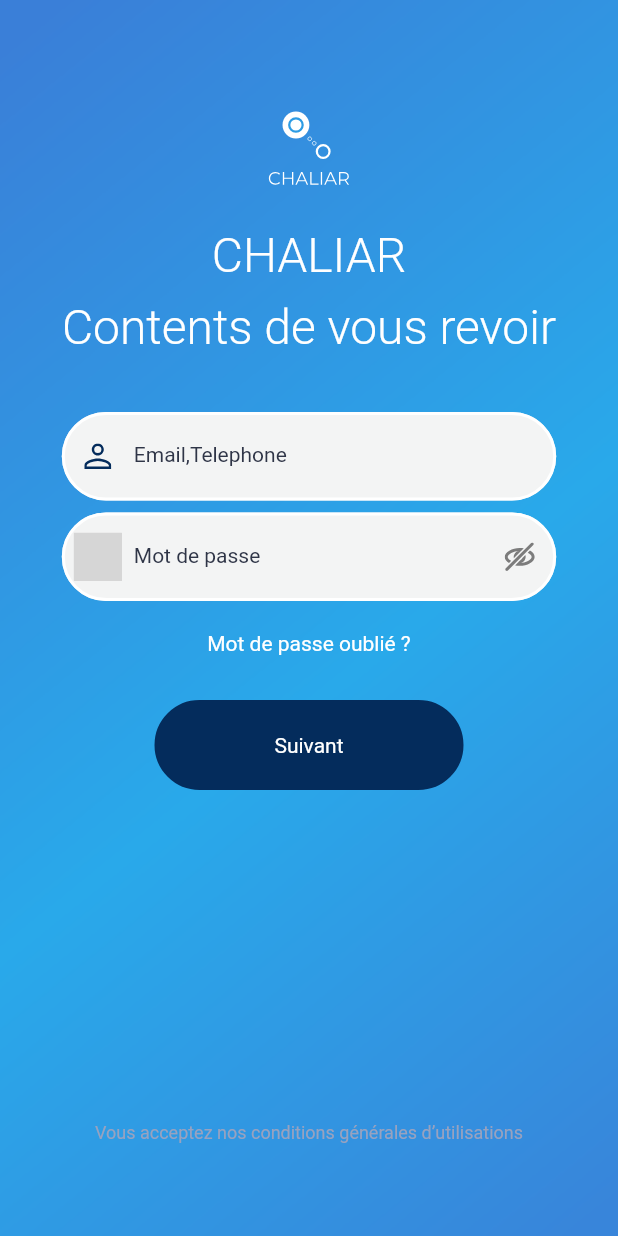
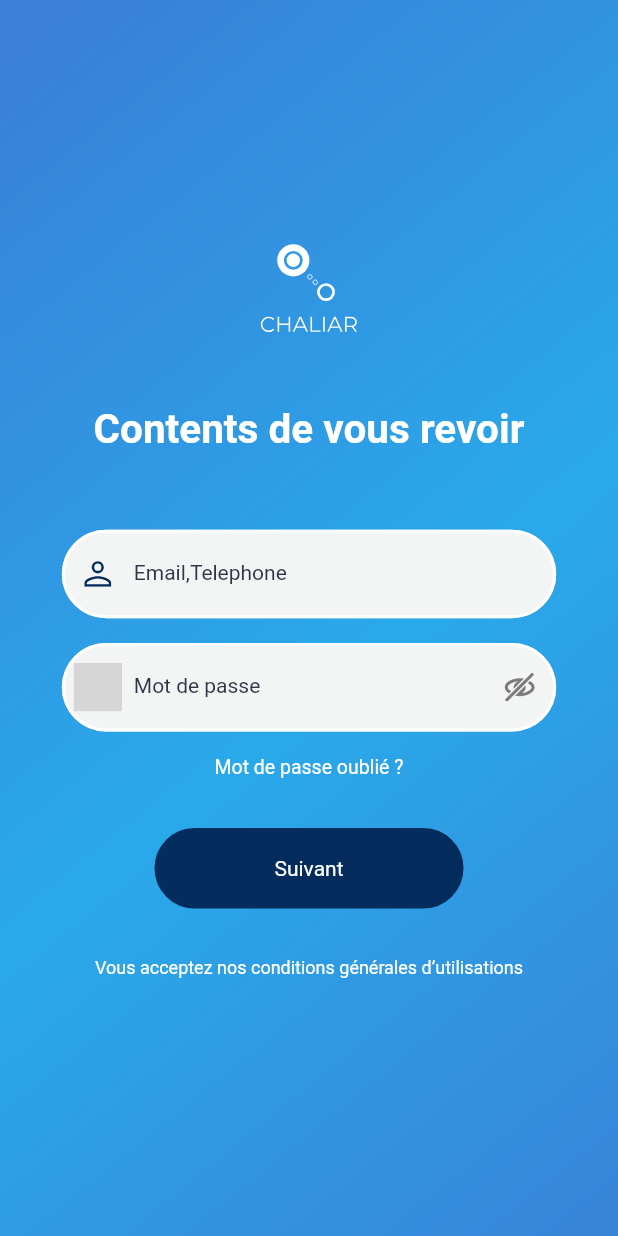
Before and after one commit to devchlr/devchlr, a Flutter app: the SingInScreen screen opened by its route, on a phone screen of 412 x 824 dp. Run offline on Flutter 3.47's test engine with Material 2 defaults, Android fonts, the phone set to English and light mode, and no system bars; our stand-ins replace flutter_svg, intl_phone_field, pin_input_text_field; Roboto replaces fonts that are missing (fonts/Avenir-Light.ttf, fonts/Montserrat-Black.ttf); project files that could hold a hidden picture were left out; grey boxes are pictures that could not be loaded.

Commit message:
update screen

```diff
--- a/client_chaliar/lib/ui/styles/text_style.dart
+++ b/client_chaliar/lib/ui/styles/text_style.dart
@@ -1,3 +1,4 @@
+import 'package:client_chaliar/ui/styles/chaliar_color.dart';
 import 'package:flutter/material.dart';
 import 'package:client_chaliar/ui/styles/chaliar_font_size.dart';
 import 'package:client_chaliar/ui/styles/chaliar_font.dart';
@@ -18,7 +19,7 @@ class AppTextStyle {
       color: color,
       fontSize: 27,
       fontFamily: AppFontFamilly.montserrat,
-      fontWeight: FontWeight.w500,
+      fontWeight: FontWeight.bold,
       fontStyle: FontStyle.normal,
 
     );
@@ -143,8 +144,9 @@ class AppTextStyle {
       fontStyle: FontStyle.normal,
     );
   }
-  static TextStyle bodyApp1({Color color}) {
+  static TextStyle bodyApp1({Color color,bool isUnderlined=false}) {
     return TextStyle(
+      decoration: isUnderlined?TextDecoration.underline:null,
       color: color,
       fontSize: 13,
       fontFamily: AppFontFamilly.montserrat,
@@ -165,7 +167,7 @@ class AppTextStyle {
 
   static TextStyle caption({Color color}) {
     return TextStyle(
-      color: Color(0xff98A2C0),
+      color: Color(0xff98A2C0)==ChaliarColors.blackColor?Color(0xff98A2C0):color,
       fontSize: 12,
       fontFamily: AppFontFamilly.avenirLight,
       fontWeight: FontWeight.w400,
--- a/client_chaliar/lib/ui/views/singin_screen.dart
+++ b/client_chaliar/lib/ui/views/singin_screen.dart
@@ -36,44 +36,28 @@ class _SingInScreenState extends State<SingInScreen> {
             mainAxisAlignment: MainAxisAlignment.start,
             children: [
               Expanded(
-                  flex: 2,
+                  flex: 3,
                   child: Column(
-                    mainAxisAlignment: MainAxisAlignment.start,
+                    mainAxisAlignment: MainAxisAlignment.center,
+                    crossAxisAlignment: CrossAxisAlignment.center,
                     children: [
                       SizedBox(
-                        height: 50.0,
+                        height: MediaQuery.of(context).size.height * 0.1,
                       ),
                       Center(
                         child: SvgPicture.asset(
                           "assets/images/logo.svg",
-                          height: AppIconSize.medium,
-                          width: AppIconSize.medium,
+                          height: 120,
+                          width: 120,
                         ),
                       ),
                       SizedBox(
-                        height: 1.0,
-                      ),
-                      Text.rich(
-                        TextSpan(
-                          text: "CHALIAR",
-                          style: TextStyle(
-                              fontFamily: AppFontFamilly.montserrat,
-                              color: ChaliarColors.whiteColor,
-                              fontSize: AppFontSize.largest,
-                              fontWeight: FontWeight.w300),
-                        ),
-                      ),
-                      SizedBox(
-                        height: 10.0,
+                        height: MediaQuery.of(context).size.height * 0.02,
                       ),
                       Text.rich(
                         TextSpan(
                           text: "Contents de vous revoir",
-                          style: TextStyle(
-                              fontFamily: AppFontFamilly.montserrat,
-                              color: ChaliarColors.whiteColor,
-                              fontSize: AppFontSize.largest,
-                              fontWeight: FontWeight.w300),
+                          style: AppTextStyle.headerApp1(color: ChaliarColors.whiteColor),
                         ),
                       ),
                     ],
@@ -102,7 +86,7 @@ class _SingInScreenState extends State<SingInScreen> {
                     ),
                   ),
                   SizedBox(
-                    height: 8,
+                    height: MediaQuery.of(context).size.height * 0.02,
                   ),
                   Padding(
                     padding: EdgeInsets.only(
@@ -130,7 +114,7 @@ class _SingInScreenState extends State<SingInScreen> {
                     ),
                   ),
                   SizedBox(
-                    height: 20,
+                    height: MediaQuery.of(context).size.height * 0.02,
                   ),
                   GestureDetector(
                     onTap: () {},
@@ -142,14 +126,14 @@ class _SingInScreenState extends State<SingInScreen> {
                         child: Text(
                           'Mot de passe oublié ?',
                           textAlign: TextAlign.center,
-                          style: AppTextStyle.button(
+                          style: AppTextStyle.bodyApp1(
                               color: ChaliarColors.whiteColor),
                         ),
                       ),
                     ),
                   ),
                   SizedBox(
-                    height: 30,
+                    height: MediaQuery.of(context).size.height * 0.04,
                   ),
                   Padding(
                     padding: EdgeInsets.only(
@@ -159,7 +143,7 @@ class _SingInScreenState extends State<SingInScreen> {
                       onTap: () => Navigator.pushReplacementNamed(
                           context, '/condition_generale'),
                       buttonText: 'Suivant',
-                      height: 60.0,
+                      height: MediaQuery.of(context).size.height * 0.065,
                       mediaQueryWidth: 0.25,
                       borderRaduis: 40,
                       backgroundcolor: ChaliarColors.secondaryColors,
@@ -168,13 +152,9 @@ class _SingInScreenState extends State<SingInScreen> {
                           AppTextStyle.button(color: ChaliarColors.whiteColor),
                     ),
                   ),
-                ]),
+                  SizedBox(
+                    height: MediaQuery.of(context).size.height * 0.04,
                   ),
-              Expanded(
-                flex: 1,
-                child: Row(
-                  mainAxisAlignment: MainAxisAlignment.center,
-                  children: [
                   GestureDetector(
                     onTap: () {},
                     child: Container(
@@ -189,6 +169,14 @@ class _SingInScreenState extends State<SingInScreen> {
                       ),
                     ),
                   ),
+                ]),
+              ),
+              Expanded(
+                flex: 1,
+                child: Row(
+                  mainAxisAlignment: MainAxisAlignment.center,
+                  children: [
+
                   ],
                 ),
               )
```
Also changed, not shown: client_chaliar/lib/ui/views/condition_generale_screen.dart (+34 -41 lines), client_chaliar/lib/ui/views/inscription_screen.dart (+33 -0 lines). Lines whose indentation alone changed are shown as unchanged.
